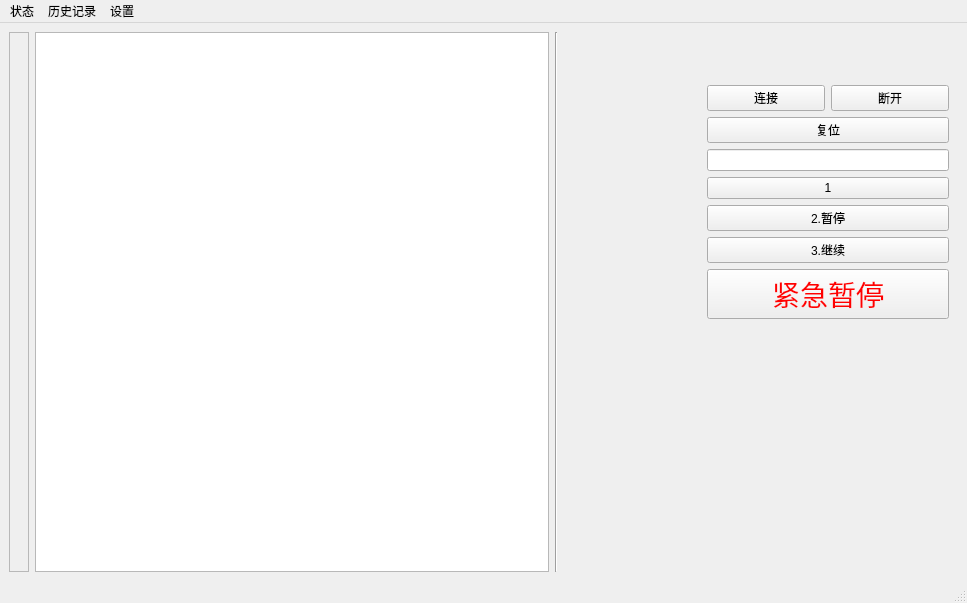
This is mainwindow.ui in LightningFlashEvE/high-throughput-perovskite-medication-system as Qt 5 draws it before an edit. The edited form follows.
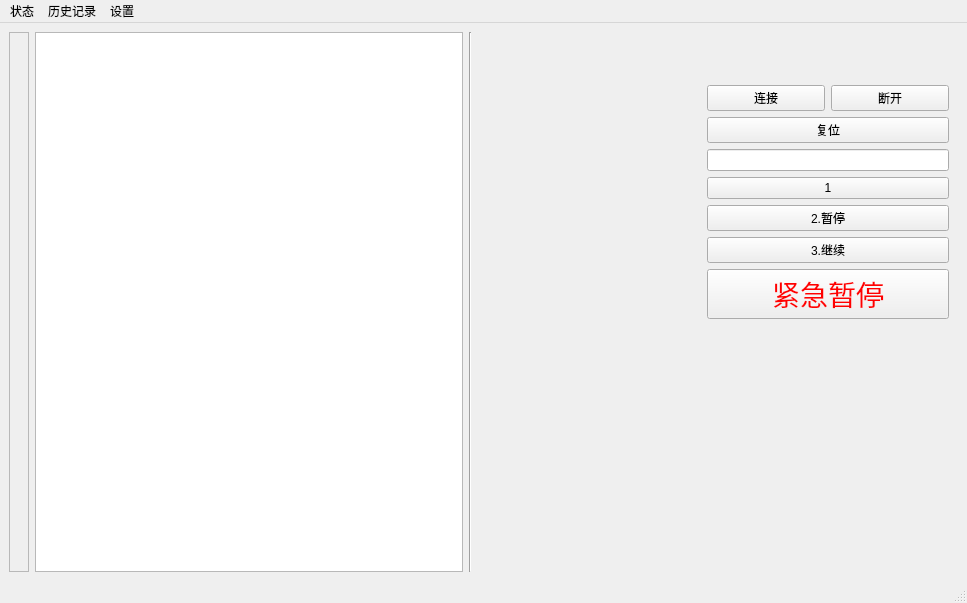
This is the edited form. Icons and pictures are not drawn.

The edit to the form file:
```diff
--- a/mainwindow.ui
+++ b/mainwindow.ui
@@ -36,7 +36,7 @@
     <item row="0" column="1">
      <layout class="QHBoxLayout" name="horizontalLayout_2" stretch="4,1">
       <item>
-       <layout class="QHBoxLayout" name="horizontalLayout" stretch="4,0,1">
+       <layout class="QHBoxLayout" name="horizontalLayout" stretch="4,0,2">
         <item>
          <widget class="QGraphicsView" name="graphicsView"/>
         </item>
```
